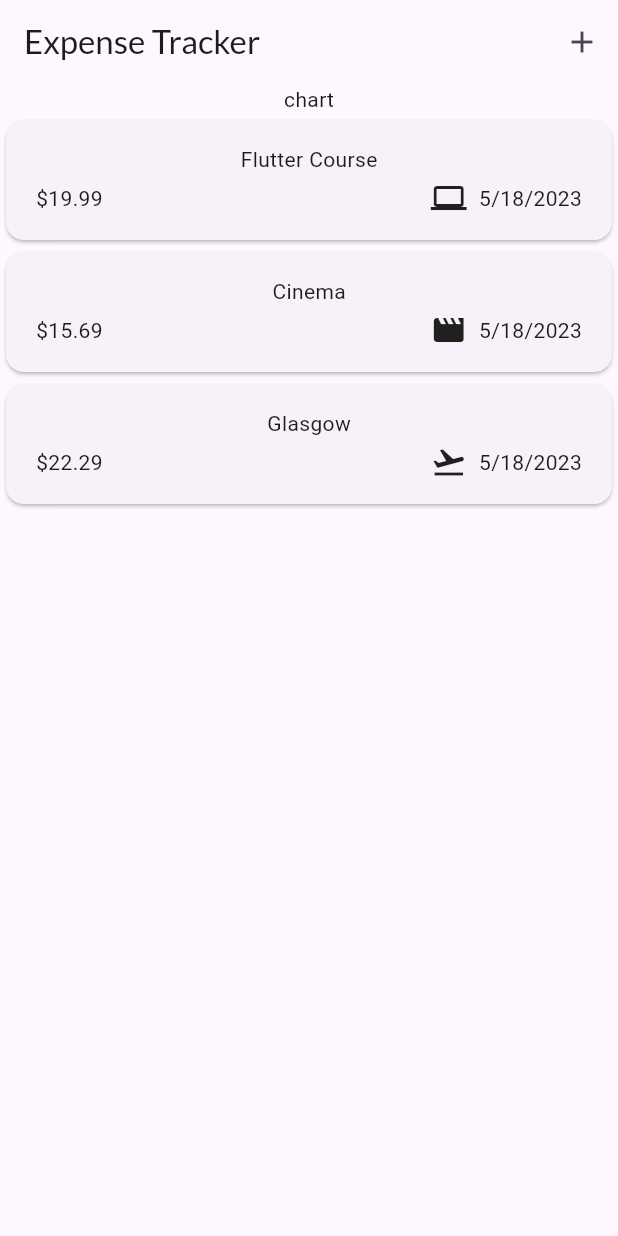
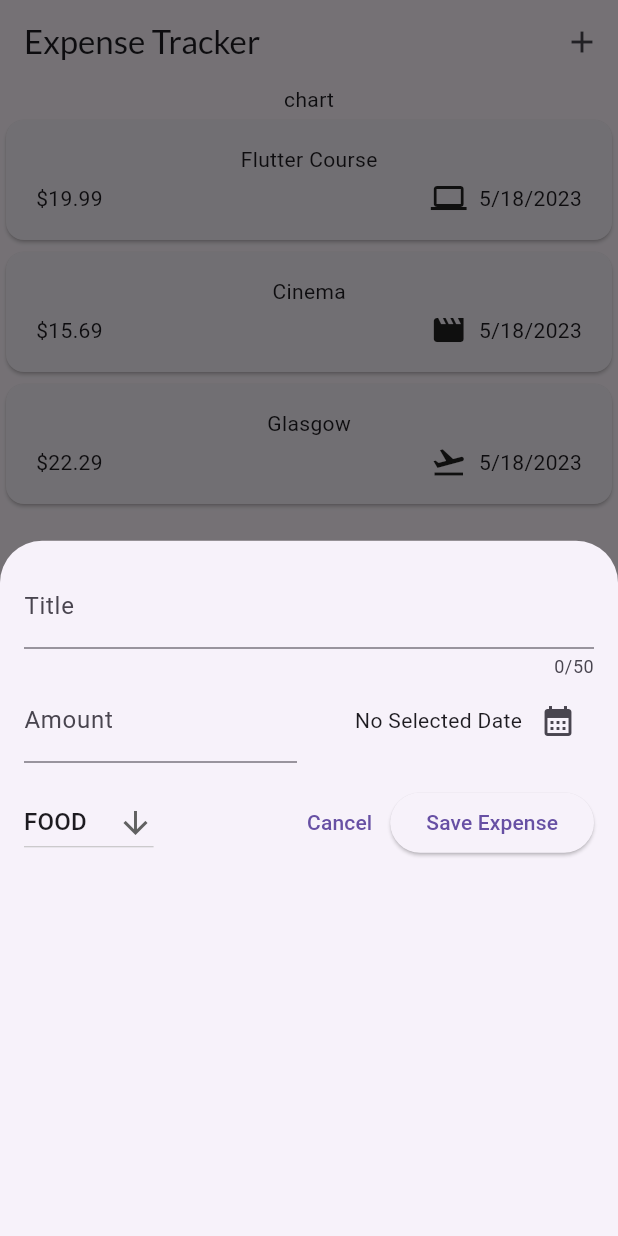
Before and after one commit to tonylifu/expense-tracker, a Flutter app: the screen it shows after launch, after a tap on the "add" icon, on a phone screen of 412 x 824 dp. Run offline on Flutter 3.47's test engine with Material 2 defaults, Android fonts, the phone set to English and light mode, and no system bars; our stand-ins replace google_fonts.

Commit message:
adds new expense

```diff
--- a/lib/widgets/expense/expenses.dart
+++ b/lib/widgets/expense/expenses.dart
@@ -1,5 +1,6 @@
 import 'package:expense_tracker/models/expense.dart';
 import 'package:expense_tracker/widgets/expense/expense_list.dart';
+import 'package:expense_tracker/widgets/expense/new_expense.dart';
 import 'package:flutter/material.dart';
 import 'package:google_fonts/google_fonts.dart';
 
@@ -41,7 +42,7 @@ class _Expenses extends State<Expenses> {
         ),
         actions: [
           IconButton(
-            onPressed: () => {},
+            onPressed: _openAddExpenseOverlay,
             icon: const Icon(Icons.add),
           ),
         ],
@@ -58,4 +59,19 @@ class _Expenses extends State<Expenses> {
       ),
     );
   }
+
+  void _openAddExpenseOverlay() {
+    showModalBottomSheet(
+      context: context,
+      builder: (ctx) => NewExpense(
+        onAddExpense: _addExpense,
+      ),
+    );
+  }
+
+  void _addExpense(Expense expense) {
+    setState(() {
+      _registeredExpenses.add(expense);
+    });
+  }
 }
--- /dev/null
+++ b/lib/widgets/expense/new_expense.dart
@@ -0,0 +1,219 @@
+import 'package:expense_tracker/models/expense.dart';
+import 'package:flutter/material.dart';
+
+class NewExpense extends StatefulWidget {
+  final void Function(Expense expense) onAddExpense;
+  const NewExpense({required this.onAddExpense, super.key});
+
+  @override
+  State<NewExpense> createState() {
+    return _NewExpense();
+  }
+}
+
+class _NewExpense extends State<NewExpense> {
+  final _titleController = TextEditingController();
+  final _amountController = TextEditingController();
+  DateTime? _selectedDate;
+  Category? _selectedCategory = Category.values.first;
+
+  @override
+  void dispose() {
+    _titleController.dispose();
+    _amountController.dispose();
+    super.dispose();
+  }
+
+  @override
+  Widget build(BuildContext context) {
+    return Padding(
+      padding: const EdgeInsets.all(16),
+      child: Column(
+        children: [
+          TextField(
+            controller: _titleController,
+            maxLength: 50,
+            decoration: const InputDecoration(
+              label: Text("Title"),
+            ),
+          ),
+          Row(
+            children: [
+              Expanded(
+                child: TextField(
+                  controller: _amountController,
+                  decoration: const InputDecoration(
+                    prefixText: "GBP ",
+                    label: Text("Amount"),
+                  ),
+                  keyboardType: const TextInputType.numberWithOptions(
+                    signed: false,
+                    decimal: true,
+                  ),
+                ),
+              ),
+              const SizedBox(
+                width: 16,
+              ),
+              Expanded(
+                child: Row(
+                  mainAxisAlignment: MainAxisAlignment.end,
+                  crossAxisAlignment: CrossAxisAlignment.center,
+                  children: [
+                    Text(
+                      _selectedDate == null
+                          ? "No Selected Date"
+                          : formatter.format(_selectedDate!),
+                    ),
+                    IconButton(
+                      onPressed: _showDatePicker,
+                      icon: const Icon(Icons.calendar_month),
+                    ),
+                  ],
+                ),
+              ),
+            ],
+          ),
+          const SizedBox(
+            height: 16,
+          ),
+          Row(
+            children: [
+              DropdownButton(
+                icon: const Icon(Icons.arrow_downward),
+                value: _selectedCategory,
+                items: Category.values
+                    .map(
+                      (category) => DropdownMenuItem(
+                        value: category,
+                        child: Text(
+                          category.name.toUpperCase(),
+                        ),
+                      ),
+                    )
+                    .toList(),
+                onChanged: (Category? value) {
+                  print("XXXXX $value XXXXX");
+                  setState(() {
+                    _selectedCategory = value;
+                  });
+                },
+              ),
+              const Spacer(),
+              TextButton(
+                onPressed: () => Navigator.pop(context),
+                child: const Text("Cancel"),
+              ),
+              ElevatedButton(
+                onPressed: () => submitExpense(
+                  _titleController.text,
+                  double.tryParse(_amountController.text),
+                  _selectedDate,
+                  _selectedCategory,
+                ),
+                child: const Text("Save Expense"),
+              ),
+            ],
+          ),
+        ],
+      ),
+    );
+  }
+
+  void submitExpense(
+    String title,
+    double? amount,
+    DateTime? dateTime,
+    Category? category,
+  ) {
+    if (title.trim().isEmpty) {
+      _showValidationMessage(
+        context,
+        "Title",
+        "invalid title, you must provide a title input!",
+      );
+      return;
+    }
+
+    if (amount == null || amount.isNaN || amount <= 0) {
+      _showValidationMessage(
+        context,
+        "Amount",
+        "invalid amount, you must provide an amount greater than 0!",
+      );
+      return;
+    }
+
+    if (dateTime == null) {
+      _showValidationMessage(
+        context,
+        "Date",
+        "invalid date, you must select a valid date!",
+      );
+      return;
+    }
+
+    clearTextController();
+    Navigator.of(context).pop();
+    _saveExpense(
+      title,
+      amount,
+      dateTime,
+      category,
+    );
+  }
+
+  void clearTextController() {
+    _titleController.clear();
+    _amountController.clear();
+  }
+
+  void _showDatePicker() async {
+    final now = DateTime.now();
+    final firstDate = DateTime(now.year - 1, now.month, now.day);
+    final lastDate = now;
+    final pickedDate = await showDatePicker(
+      context: context,
+      initialDate: now,
+      firstDate: firstDate,
+      lastDate: lastDate,
+    );
+    setState(
+      () {
+        _selectedDate = pickedDate;
+      },
+    );
+  }
+
+  void _showValidationMessage(
+      BuildContext context, String title, String alertMessage) {
+    showDialog(
+      context: context,
+      builder: (ctx) => AlertDialog(
+        title: Text(title),
+        content: Text(alertMessage),
+        actions: [
+          TextButton(
+            onPressed: () => Navigator.of(ctx).pop(),
+            child: const Text("Okay"),
+          ),
+        ],
+      ),
+    );
+  }
+
+  void _saveExpense(
+    String title,
+    double amount,
+    DateTime dateTime,
+    Category? category,
+  ) {
+    Expense expense = Expense(
+      title: title,
+      amount: amount,
+      date: dateTime,
+      category: category!,
+    );
+    widget.onAddExpense(expense);
+  }
+}
```
Also changed, not shown: 3 other files.
